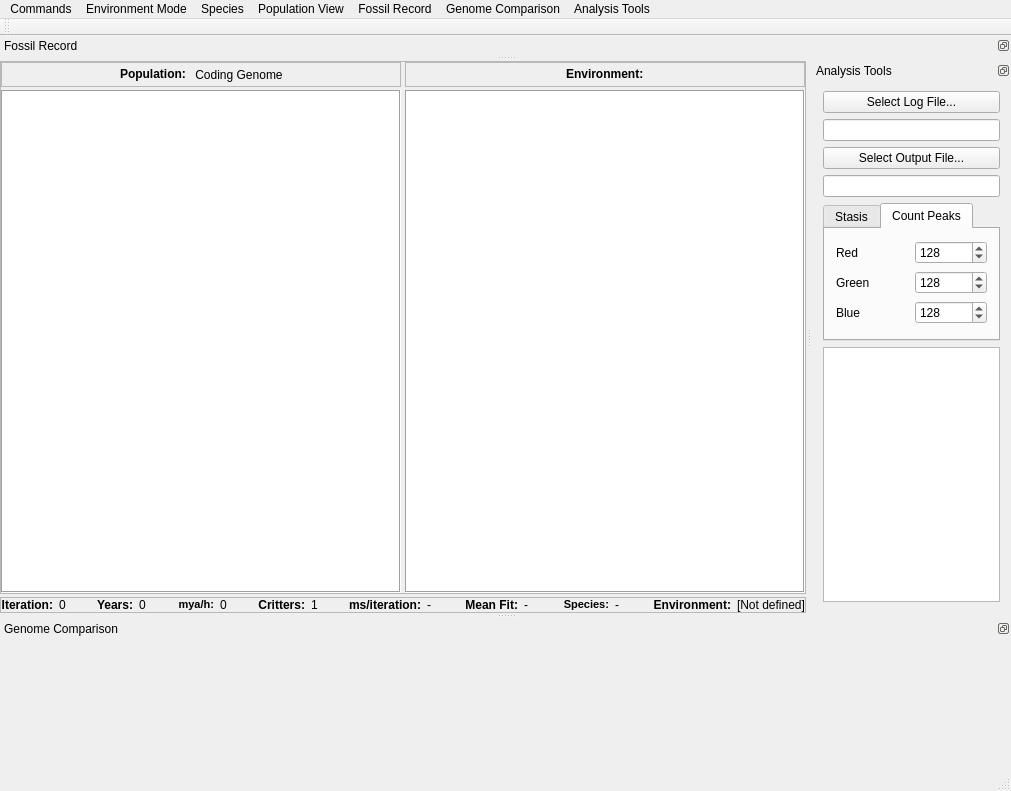
Above: mainwindow.ui from marksutton/EvoSim before the change. Below: the same form after it.
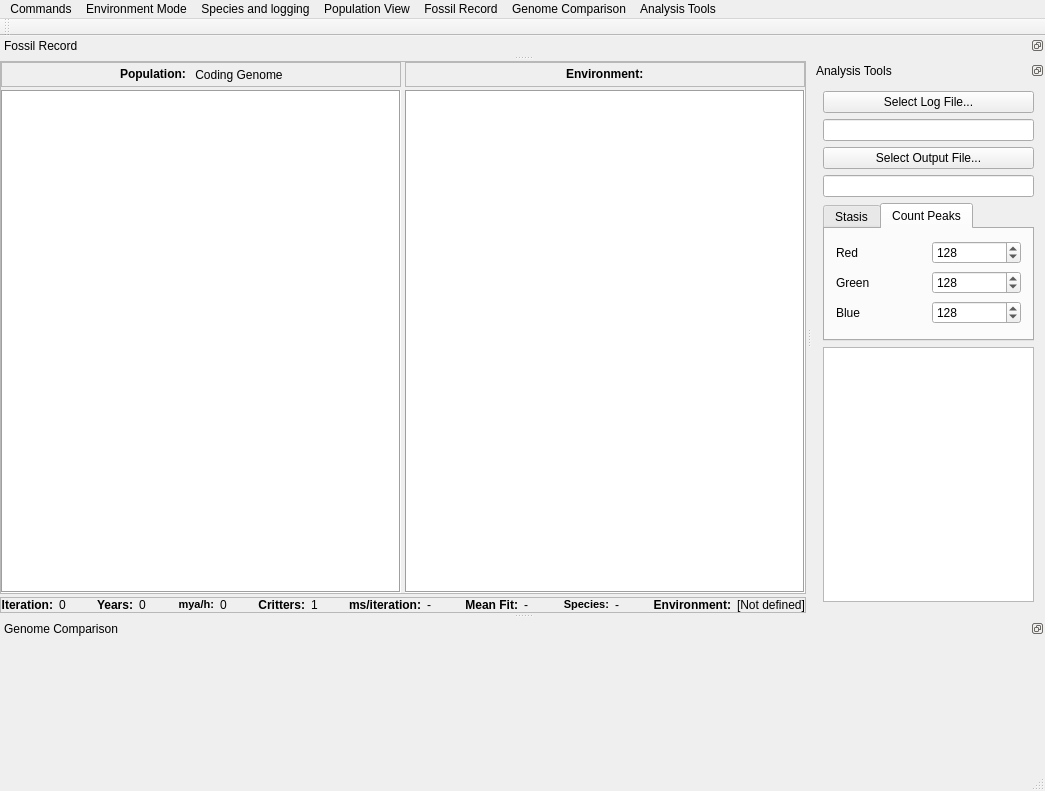
That is the form after the change.

```diff
--- a/mainwindow.ui
+++ b/mainwindow.ui
@@ -6,7 +6,7 @@
    <rect>
     <x>0</x>
     <y>0</y>
-    <width>988</width>
+    <width>1045</width>
     <height>791</height>
    </rect>
   </property>
@@ -705,8 +705,8 @@
     <rect>
      <x>0</x>
      <y>0</y>
-     <width>988</width>
-     <height>21</height>
+     <width>1045</width>
+     <height>25</height>
     </rect>
    </property>
    <widget class="QMenu" name="menuCommands">
@@ -783,7 +783,7 @@
    </widget>
    <widget class="QMenu" name="menuSpecies">
     <property name="title">
-     <string>Species</string>
+     <string>Species and logging</string>
     </property>
     <addaction name="actionTracking"/>
     <addaction name="actionLogging"/>
```
Left out of the diff: 91 changed lines with no effect on the pictures.
